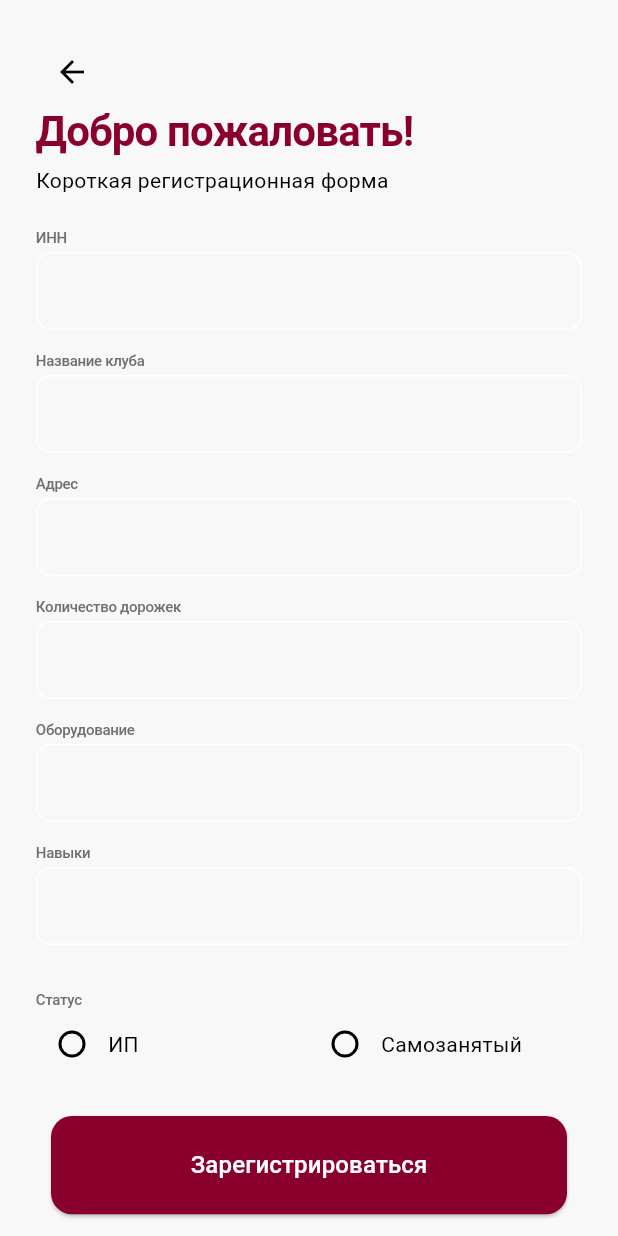
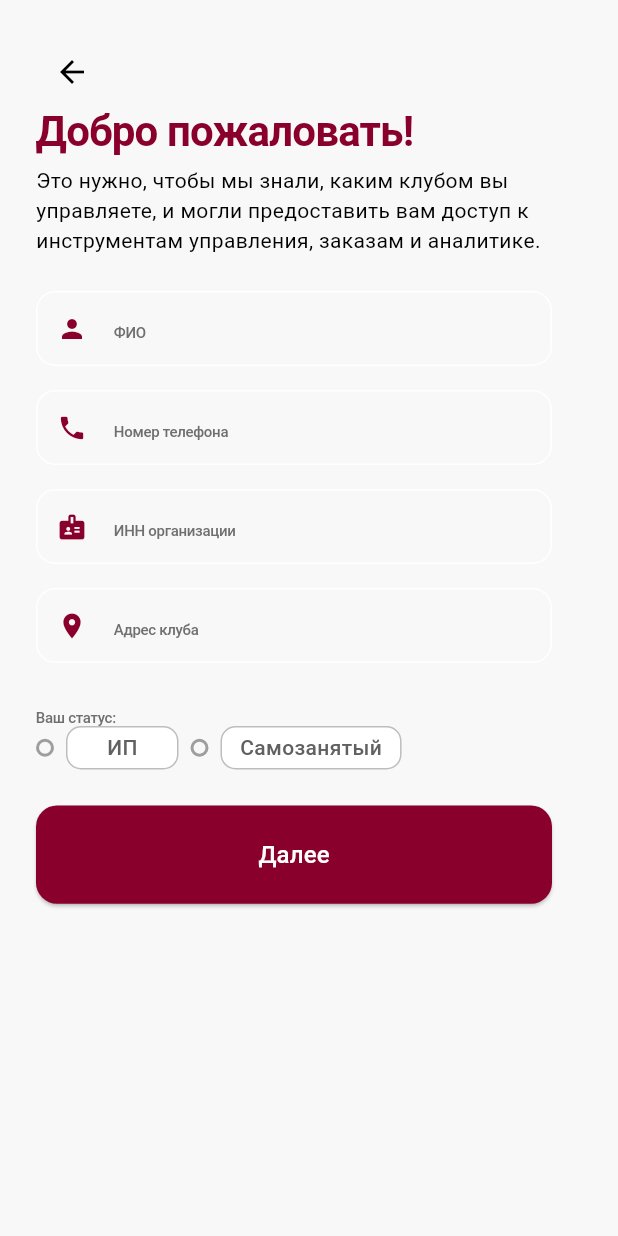
Before and after one commit to Lalamee/bowling-app-flutter, a Flutter app: the RegisterOwnerScreen screen opened directly, on a phone screen of 412 x 824 dp. Run offline on Flutter 3.47's test engine with Material 3 defaults, Android fonts, the phone set to English and light mode, and no system bars.

Commit message:
new owner reg(no full)

```diff
--- a/lib/screens/register_owner_screen.dart
+++ b/lib/screens/register_owner_screen.dart
@@ -18,103 +18,115 @@ class _RegisterOwnerScreenState extends State<RegisterOwnerScreen> {
   final _club = TextEditingController();
   final _addr = TextEditingController();
   final _lanes = TextEditingController();
-  final _equip = TextEditingController();
   final _skills = TextEditingController();
+  final _phone = TextEditingController();
+  final _fio = TextEditingController();
   String? status;
+  String? selectedEquipment;
+
+  int _currentStep = 0;
+
+  final List<String> _equipmentOptions = ['AMF', 'Brunswick', 'VIA', 'XIMA', 'другое'];
 
   @override
   void dispose() {
-    [_inn, _club, _addr, _lanes, _equip, _skills].forEach((c) => c.dispose());
+    [_inn, _club, _addr, _lanes, _skills, _phone, _fio].forEach((c) => c.dispose());
     super.dispose();
   }
 
-  String? _validateNotEmpty(String? v) =>
-      (v == null || v.trim().isEmpty) ? 'Обязательно заполните' : null;
-
+  String? _validateNotEmpty(String? v) => (v == null || v.trim().isEmpty) ? 'Обязательно заполните' : null;
   String? _validateInteger(String? v) {
     if (v == null || v.trim().isEmpty) return 'Поле обязательно';
     return int.tryParse(v) != null ? null : 'Укажите целое число';
   }
 
   void _submit() {
-    if (!_formKey.currentState!.validate() || status == null) {
+    if (!_formKey.currentState!.validate() || status == null || selectedEquipment == null) {
       if (status == null) {
-        ScaffoldMessenger.of(context).showSnackBar(
-          const SnackBar(content: Text('Выберите статус')),
-        );
+        ScaffoldMessenger.of(context).showSnackBar(const SnackBar(content: Text('Выберите статус')));
+      }
+      if (selectedEquipment == null) {
+        ScaffoldMessenger.of(context).showSnackBar(const SnackBar(content: Text('Выберите оборудование')));
       }
       return;
     }
-    ScaffoldMessenger.of(context).showSnackBar(
-      const SnackBar(content: Text('Регистрация владельца выполнена')),
-    );
+    ScaffoldMessenger.of(context).showSnackBar(const SnackBar(content: Text('Регистрация владельца выполнена')));
+  }
+
+  void _nextStep() {
+    if (_formKey.currentState!.validate()) {
+      setState(() => _currentStep++);
+    }
+  }
+
+  void _prevStep() {
+    if (_currentStep > 0) {
+      setState(() => _currentStep--);
+    }
   }
 
   @override
   Widget build(BuildContext context) {
+    final pages = [
+      _buildStepOne(context),
+      _buildStepTwo(context),
+    ];
+
     return Scaffold(
       backgroundColor: AppColors.background,
       body: SafeArea(
-        child: SingleChildScrollView(
-          padding: const EdgeInsets.all(24),
-          child: Form(
-            key: _formKey,
-            child: Column(
-              crossAxisAlignment: CrossAxisAlignment.start,
-              children: [
-                IconButton(
-                  onPressed: () => Navigator.pop(context),
-                  icon: const Icon(Icons.arrow_back),
-                ),
-                Text(
-                  'Добро пожаловать!',
-                  style: AppTextStyles.onboardingTitle.copyWith(color: AppColors.primary),
-                ),
-                const SizedBox(height: 8),
-                const Text('Короткая регистрационная форма'),
-                const SizedBox(height: 24),
-                LabeledTextField(
-                  label: 'ИНН',
-                  controller: _inn,
-                  validator: _validateNotEmpty,
-                  keyboardType: TextInputType.number,
-                ),
-                LabeledTextField(
-                  label: 'Название клуба',
-                  controller: _club,
-                  validator: _validateNotEmpty),
-                LabeledTextField(
-                  label: 'Адрес',
-                  controller: _addr,
-                  validator: _validateNotEmpty),
-                LabeledTextField(
-                  label: 'Количество дорожек',
-                  controller: _lanes,
-                  validator: _validateInteger,
-                  keyboardType: TextInputType.number,
-                ),
-                LabeledTextField(
-                  label: 'Оборудование',
-                  controller: _equip,
-                  validator: _validateNotEmpty),
-                LabeledTextField(
-                  label: 'Навыки',
-                  controller: _skills,
-                  validator: _validateNotEmpty),
-                const SizedBox(height: 16),
-                const Text('Статус', style: AppTextStyles.formLabel),
-                RadioGroup(
-                  options: const ['ИП', 'Самозанятый'],
-                  groupValue: status,
-                  onChanged: (v) => setState(() => status = v),
-                ),
-                const SizedBox(height: 24),
-                Center(child: CustomButton(text: 'Зарегистрироваться', onPressed: _submit)),
-              ],
-            ),
+        child: Form(
+          key: _formKey,
+          child: SingleChildScrollView(
+            padding: const EdgeInsets.all(24),
+            child: pages[_currentStep],
           ),
         ),
       ),
     );
   }
+
+  Widget _buildStepOne(BuildContext ctx) {
+    return Column(
+      crossAxisAlignment: CrossAxisAlignment.start,
+      children: [
+        IconButton(onPressed: () => Navigator.pop(ctx), icon: const Icon(Icons.arrow_back)),
+        Text('Добро пожаловать!', style: AppTextStyles.onboardingTitle.copyWith(color: AppColors.primary)),
+        const SizedBox(height: 8),
+        const Text('Это нужно, чтобы мы знали, каким клубом вы управляете, и могли предоставить вам доступ к инструментам управления, заказам и аналитике.'),
+        const SizedBox(height: 24),
+        LabeledTextField(label: 'ФИО', controller: _fio, validator: _validateNotEmpty, icon: Icons.person),
+        LabeledTextField(label: 'Номер телефона', controller: _phone, validator: _validateNotEmpty, keyboardType: TextInputType.phone, icon: Icons.phone),
+        LabeledTextField(label: 'ИНН организации', controller: _inn, validator: _validateNotEmpty, keyboardType: TextInputType.number, icon: Icons.badge),
+        LabeledTextField(label: 'Адрес клуба', controller: _addr, validator: _validateNotEmpty, icon: Icons.location_on),
+        const SizedBox(height: 16),
+        const Text('Ваш статус:', style: AppTextStyles.formLabel),
+        RadioGroup(options: const ['ИП', 'Самозанятый'], groupValue: status, onChanged: (v) => setState(() => status = v)),
+        const SizedBox(height: 24),
+        CustomButton(text: 'Далее', onPressed: _nextStep),
+      ],
+    );
+  }
+
+  Widget _buildStepTwo(BuildContext ctx) {
+    return Column(
+      crossAxisAlignment: CrossAxisAlignment.start,
+      children: [
+        IconButton(onPressed: _prevStep, icon: const Icon(Icons.arrow_back)),
+        const Text('Расскажите о Вашем клубе:', style: AppTextStyles.onboardingTitle),
+        const SizedBox(height: 8),
+        const Text('Укажите количество дорожек и установленное оборудование — это нужно, чтобы мы могли точно учитывать особенности вашего клуба, подбирая подходящие сервисные решения, а также быстрее обрабатывать заявки на обслуживание.'),
+        const SizedBox(height: 24),
+        LabeledTextField(label: 'Название клуба', controller: _club, validator: _validateNotEmpty, icon: Icons.sports),
+        LabeledTextField(label: 'Количество дорожек', controller: _lanes, validator: _validateInteger, keyboardType: TextInputType.number, icon: Icons.format_list_numbered),
+        const SizedBox(height: 16),
+        const Text('Какое оборудование стоит в клубе', style: AppTextStyles.formLabel),
+        RadioGroup(options: _equipmentOptions, groupValue: selectedEquipment, onChanged: (v) => setState(() => selectedEquipment = v)),
+        const SizedBox(height: 24),
+        LabeledTextField(label: 'Навыки', controller: _skills, validator: _validateNotEmpty),
+        const SizedBox(height: 24),
+        CustomButton(text: 'Зарегистрироваться', onPressed: _submit),
+      ],
+    );
+  }
 }
--- a/lib/widgets/labeled_text_field.dart
+++ b/lib/widgets/labeled_text_field.dart
@@ -9,6 +9,7 @@ class LabeledTextField extends StatelessWidget {
   final TextInputType keyboardType;
   final bool readOnly;
   final VoidCallback? onTap;
+  final IconData? icon;
 
   const LabeledTextField({
     Key? key,
@@ -18,28 +19,34 @@ class LabeledTextField extends StatelessWidget {
     this.keyboardType = TextInputType.text,
     this.readOnly = false,
     this.onTap,
+    this.icon,
   }) : super(key: key);
 
   @override
   Widget build(BuildContext context) {
     return Padding(
       padding: const EdgeInsets.only(bottom: 16),
-      child: Column(crossAxisAlignment: CrossAxisAlignment.start, children: [
-        Text(label, style: AppTextStyles.formLabel),
-        const SizedBox(height: 4),
-        TextFormField(
+      child: SizedBox(
+        width: 344,
+        height: 50,
+        child: TextFormField(
           controller: controller,
           validator: validator,
           keyboardType: keyboardType,
           readOnly: readOnly,
           onTap: onTap,
           decoration: InputDecoration(
-            border: OutlineInputBorder(borderRadius: BorderRadius.circular(10)),
+            hintText: label,
+            hintStyle: AppTextStyles.formLabel,
+            prefixIcon: icon != null ? Icon(icon, size: 20, color: AppColors.primary) : null,
+            border: OutlineInputBorder(
+              borderRadius: BorderRadius.circular(12.84),
+            ),
             contentPadding: const EdgeInsets.symmetric(horizontal: 12, vertical: 14),
           ),
           style: AppTextStyles.formInput,
         ),
-      ]),
+      ),
     );
   }
 }
--- a/lib/widgets/radio_group.dart
+++ b/lib/widgets/radio_group.dart
@@ -14,18 +14,50 @@ class RadioGroup extends StatelessWidget {
 
   @override
   Widget build(BuildContext context) {
-    return Row(
+    return Wrap(
+      spacing: 8,
+      runSpacing: 8,
       children: options.map((label) {
-        return Expanded(
+        final isSelected = label == groupValue;
+        return GestureDetector(
+          onTap: () => onChanged(label),
           child: Row(
+            mainAxisSize: MainAxisSize.min,
             children: [
-              Radio<String>(
-                value: label,
-                groupValue: groupValue,
-                onChanged: onChanged,
-                activeColor: const Color(0xFF8A002D), // AppColors.primary
+              Container(
+                width: 12,
+                height: 12,
+                margin: const EdgeInsets.only(right: 8),
+                decoration: BoxDecoration(
+                  shape: BoxShape.circle,
+                  border: Border.all(
+                    color: isSelected ? const Color(0xFF8A002D) : Colors.grey,
+                    width: 2,
+                  ),
+                  color: isSelected ? const Color(0xFF8A002D) : Colors.transparent,
+                ),
               ),
-              Text(label),
+              Container(
+                height: 29,
+                constraints: const BoxConstraints(minWidth: 75),
+                padding: const EdgeInsets.symmetric(horizontal: 12),
+                alignment: Alignment.center,
+                decoration: BoxDecoration(
+                  color: Colors.white,
+                  borderRadius: BorderRadius.circular(10),
+                  border: Border.all(
+                    color: isSelected ? const Color(0xFF8A002D) : Colors.grey.shade400,
+                  ),
+                ),
+                child: Text(
+                  label,
+                  style: TextStyle(
+                    fontSize: 14,
+                    fontWeight: FontWeight.w500,
+                    color: isSelected ? const Color(0xFF8A002D) : Colors.grey[700],
+                  ),
+                ),
+              ),
             ],
           ),
         );
```
Also changed, not shown: lib/services/auth_service.dart (added).
